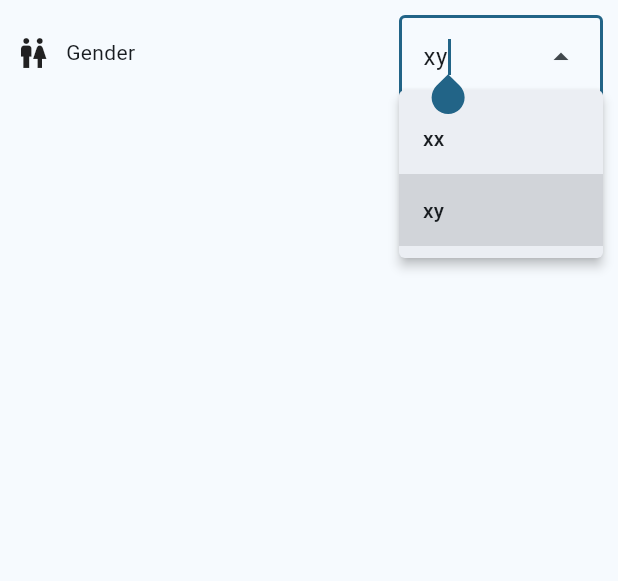
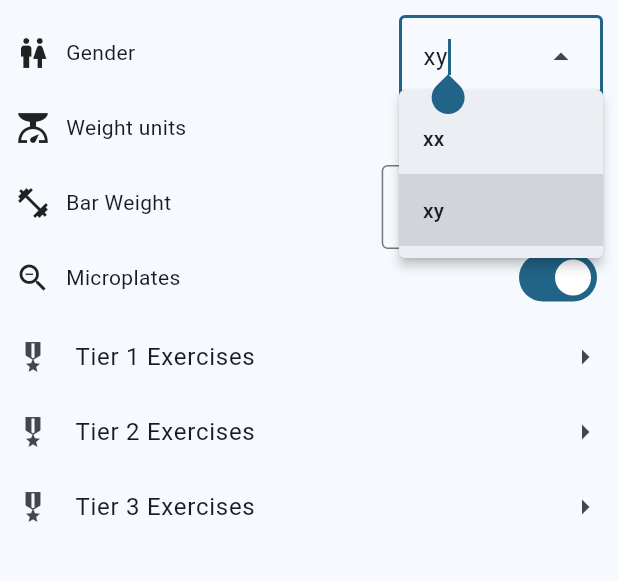
Before and after one commit to organicveggie/gzclp, a Flutter app: the SettingsView screen opened directly, after a tap on "xx", on a phone screen of 412 x 824 dp, the part 84-665 px from its top. Run offline on Flutter 3.47's test engine with Material 3 defaults, Android fonts, the phone set to English and light mode, and no system bars; our stand-ins replace bloc, built_collection, built_value, equatable, flutter_bloc, rxdart and 1 more; accounts and stored records are empty; generated files the repository leaves out were written again.

Commit message:
List tiles

```diff
--- a/gzclp_flutter/lib/settings/view/settings_page.dart
+++ b/gzclp_flutter/lib/settings/view/settings_page.dart
@@ -22,6 +22,8 @@ class SettingsPage extends StatelessWidget {
 
 class SettingsView extends StatelessWidget {
   static const labelWidth = 200;
+  static const rowHeight = 50.0;
+  static const rowMaxWidth = 400.0;
 
   const SettingsView({super.key});
 
@@ -34,35 +36,21 @@ class SettingsView extends StatelessWidget {
       ),
       body: Padding(
         padding: const EdgeInsets.all(10.0),
-            child: Column(
-              mainAxisAlignment: MainAxisAlignment.start,
-              crossAxisAlignment: CrossAxisAlignment.center,
+        child: ListView(
+          // mainAxisAlignment: MainAxisAlignment.start,
+          // crossAxisAlignment: CrossAxisAlignment.center,
           children: <Widget>[
-                Align(
-                  alignment: Alignment.center,
-                  child: SizedBox(
-                    height: 50.0,
-                    child: Container(
-                      constraints: const BoxConstraints(maxHeight: 50.0, maxWidth: 400),
-                      child: Row(
-                        children: [
-                          const Padding(
-                            padding: EdgeInsets.only(right: 10.0),
-                            child: Icon(Icons.wc),
-                          ),
-                          const Text('Gender'),
-                          Expanded(
-                            child: Align(
-                              alignment: Alignment.centerRight,
+            SettingRowInputWidget(
+              icon: const Icon(Icons.wc),
+              label: 'Gender',
               child: DropdownMenu<Gender>(
-                                initialSelection: context.select(
-                                    (SettingsCubit cubit) => cubit.state.appSettings.gender),
+                initialSelection:
+                    context.select((SettingsCubit cubit) => cubit.state.appSettings.gender),
                 requestFocusOnTap: true,
                 onSelected: (Gender? newValue) {
                   context.read<SettingsCubit>().setGender(newValue ?? Gender.xy);
                 },
-                                dropdownMenuEntries:
-                                    Gender.values.map<DropdownMenuEntry<Gender>>((g) {
+                dropdownMenuEntries: Gender.values.map<DropdownMenuEntry<Gender>>((g) {
                   return DropdownMenuEntry(
                     value: g,
                     label: g.name,
@@ -70,107 +58,196 @@ class SettingsView extends StatelessWidget {
                 }).toList(),
               ),
             ),
+            SettingRowInputWidget(
+              icon: const Icon(Icons.scale),
+              label: 'Weight units',
+              child: DropdownMenu<WeightUnit>(
+                initialSelection:
+                    context.select((SettingsCubit cubit) => cubit.state.appSettings.units),
+                requestFocusOnTap: true,
+                onSelected: (WeightUnit? newValue) {
+                  context.read<SettingsCubit>().setUnits(newValue ?? WeightUnit.lb);
+                },
+                dropdownMenuEntries: WeightUnit.values.map<DropdownMenuEntry<WeightUnit>>((w) {
+                  return DropdownMenuEntry(
+                    value: w,
+                    label: w.name,
+                  );
+                }).toList(),
+              ),
+            ),
+            SettingRowInputWidget(
+              icon: const Icon(Icons.fitness_center),
+              label: 'Bar Weight',
+              child: DropdownMenu<BarWeight>(
+                initialSelection:
+                    context.select((SettingsCubit cubit) => cubit.state.appSettings.barWeight),
+                requestFocusOnTap: true,
+                onSelected: (BarWeight? newValue) {
+                  context.read<SettingsCubit>().setBarWeight(newValue ?? BarWeight.kg20);
+                },
+                dropdownMenuEntries: BarWeight.values.map<DropdownMenuEntry<BarWeight>>((b) {
+                  return DropdownMenuEntry(
+                    value: b,
+                    label: b.name,
+                  );
+                }).toList(),
+              ),
+            ),
+            SettingRowInputWidget(
+              icon: const Icon(Icons.zoom_out),
+              label: 'Microplates',
+              child: Switch(
+                value: context.select((SettingsCubit cubit) => cubit.state.appSettings.microplates),
+                onChanged: (newValue) {
+                  context.read<SettingsCubit>().setMicroplates(newValue);
+                },
+              ),
+            ),
+            SettingRowListTile(
+              leadingIcon: const Icon(Icons.military_tech),
+              trailingIcon: const Icon(Icons.arrow_right),
+              title: 'Tier 1 Exercises',
+              rowHeight: rowHeight,
+              rowWidth: rowMaxWidth,
+              onTap: () => log('ListTile for Tier 1 Exercises'),
+            ),
+            SettingRowListTile(
+              leadingIcon: const Icon(Icons.military_tech),
+              trailingIcon: const Icon(Icons.arrow_right),
+              title: 'Tier 2 Exercises',
+              rowHeight: rowHeight,
+              rowWidth: rowMaxWidth,
+              onTap: () => log('ListTile for Tier 2 Exercises'),
+            ),
+            SettingRowListTile(
+              leadingIcon: const Icon(Icons.military_tech),
+              trailingIcon: const Icon(Icons.arrow_right),
+              title: 'Tier 3 Exercises',
+              rowHeight: rowHeight,
+              rowWidth: rowMaxWidth,
+              onTap: () => log('ListTile for Tier 3 Exercises'),
+            ),
+          ],
+        ),
+      ),
+    );
+  }
+}
+
+abstract class SettingRowWidget extends StatelessWidget {
+  static const defaultRowHeight = 50.0;
+  static const defaultMaxRowWidth = 400.0;
+
+  const SettingRowWidget({
+    this.rowHeight = defaultRowHeight,
+    this.maxRowWidth = defaultMaxRowWidth,
+    super.key,
+  });
+
+  final double rowHeight;
+  final double maxRowWidth;
+
+  Widget buildChild(BuildContext context);
+
+  @override
+  Widget build(BuildContext context) {
+    return Align(
+      alignment: Alignment.center,
+      child: SizedBox(
+        height: rowHeight,
+        child: Container(
+          constraints: BoxConstraints(maxHeight: rowHeight, maxWidth: maxRowWidth),
+          child: buildChild(context),
+        ),
+      ),
+    );
+  }
+}
+
+class SettingRowInputWidget extends StatelessWidget {
+  static const rowHeight = 50.0;
+  static const rowMaxWidth = 400.0;
+
+  const SettingRowInputWidget({
+    required this.icon,
+    required this.label,
+    required this.child,
+    super.key,
+  });
+
+  final Icon icon;
+  final String label;
+  final Widget child;
+
+  @override
+  Widget build(BuildContext context) {
+    return Align(
+      alignment: Alignment.center,
+      child: SizedBox(
+        height: rowHeight,
+        child: Container(
+          constraints: const BoxConstraints(maxHeight: rowHeight, maxWidth: rowMaxWidth),
+          child: Row(
+            children: [
+              Padding(
+                padding: const EdgeInsets.only(right: 10.0),
+                child: icon,
+              ),
+              Text(label),
+              Expanded(
+                child: Align(
+                  alignment: Alignment.centerRight,
+                  child: child,
+                ),
               ),
             ],
           ),
         ),
       ),
-                )
-              ],
-            )));
-  }
-}
-
-class BarWeightDropdownWidget extends DropdownSettingWidget<BarWeight> {
-  BarWeightDropdownWidget({super.key})
-      : super(
-            label: 'BarWeight',
-            getSettingFn: (settings) => settings.barWeight,
-            setSettingFn: (cubit, newValue) => cubit.setBarWeight(newValue ?? BarWeight.kg20),
-            values: BuiltMap.from(<BarWeight, String>{
-              BarWeight.kg15: '15 kg / 30 lbs',
-              BarWeight.kg20: '20 kg / 45 lbs'
-            }));
-}
-
-class GenderDropdownWidget extends DropdownSettingWidget<Gender> {
-  GenderDropdownWidget({super.key})
-      : super(
-            label: 'Gender',
-            getSettingFn: (settings) => settings.gender,
-            setSettingFn: (cubit, newValue) => cubit.setGender(newValue ?? Gender.xy),
-            values: BuiltMap.from(<Gender, String>{for (var v in Gender.values) v: v.name}));
-}
-
-class WeightUnitDropdownWidget extends DropdownSettingWidget<WeightUnit> {
-  WeightUnitDropdownWidget({super.key})
-      : super(
-            label: 'Weight units',
-            getSettingFn: (settings) => settings.units,
-            setSettingFn: (cubit, newValue) => cubit.setUnits(newValue ?? WeightUnit.kg),
-            values:
-                BuiltMap.from(<WeightUnit, String>{for (var v in WeightUnit.values) v: v.name}));
-}
-
-class DropdownSettingWidget<T> extends StatelessWidget {
-  const DropdownSettingWidget(
-      {required this.label,
-      required this.getSettingFn,
-      required this.setSettingFn,
-      required this.values,
-      super.key});
-
-  final String label;
-  final T Function(AppSettings settings) getSettingFn;
-  final void Function(SettingsCubit cubit, T? newValue) setSettingFn;
-  final BuiltMap<T, String> values;
-
-  @override
-  Widget build(BuildContext context) {
-    return Row(
-      crossAxisAlignment: CrossAxisAlignment.center,
-      children: [
-        Padding(
-            padding: const EdgeInsets.fromLTRB(5, 5, 10, 5),
-            child: SizedBox(width: _settingLabelWidth, child: Text(label))),
-        DropdownMenu<T>(
-          initialSelection:
-              context.select((SettingsCubit cubit) => getSettingFn(cubit.state.appSettings)),
-          requestFocusOnTap: true,
-          onSelected: (T? newValue) {
-            setSettingFn(context.read<SettingsCubit>(), newValue);
-          },
-          dropdownMenuEntries: values.entries.map<DropdownMenuEntry<T>>((entry) {
-            return DropdownMenuEntry(
-              value: entry.key,
-              label: entry.value,
-            );
-          }).toList(),
-        ),
-      ],
     );
   }
 }
 
-class MicroplatesSettingWidget extends StatelessWidget {
-  const MicroplatesSettingWidget({super.key});
+class SettingRowListTile extends StatelessWidget {
+  const SettingRowListTile({
+    this.leadingIcon,
+    this.trailingIcon,
+    required this.title,
+    required this.rowHeight,
+    required this.rowWidth,
+    required this.onTap,
+    super.key,
+  });
+
+  final Icon? leadingIcon;
+  final Icon? trailingIcon;
+  final String title;
+
+  final Function() onTap;
+
+  final double rowHeight;
+  final double rowWidth;
 
   @override
   Widget build(BuildContext context) {
-    return Row(
-      crossAxisAlignment: CrossAxisAlignment.center,
-      children: [
-        const Padding(
-          padding: EdgeInsets.fromLTRB(5, 5, 10, 5),
-          child: SizedBox(width: _settingLabelWidth, child: Text('Microplates')),
+    return Align(
+      alignment: Alignment.center,
+      child: SizedBox(
+        height: rowHeight,
+        child: Container(
+          constraints: BoxConstraints(maxHeight: rowHeight, maxWidth: rowWidth),
+          child: Material(
+            child: ListTile(
+              contentPadding: const EdgeInsets.all(0.0),
+              leading: leadingIcon,
+              title: Text(title),
+              trailing: trailingIcon,
+              onTap: onTap,
             ),
-        Switch(
-          value: context.select((SettingsCubit cubit) => cubit.state.appSettings.microplates),
-          onChanged: (newValue) {
-            context.read<SettingsCubit>().setMicroplates(newValue);
-          },
           ),
-      ],
+        ),
+      ),
     );
   }
 }
--- a/gzclp_flutter/lib/theme/theme.dart
+++ b/gzclp_flutter/lib/theme/theme.dart
@@ -7,6 +7,7 @@ class GzlcpTheme {
       colorScheme: ColorScheme.fromSeed(
         seedColor: const Color(0xFF13B9FF),
       ),
+      useMaterial3: true,
       snackBarTheme: const SnackBarThemeData(
         behavior: SnackBarBehavior.floating,
       ),
@@ -22,6 +23,7 @@ class GzlcpTheme {
         brightness: Brightness.dark,
         seedColor: const Color(0xFF13B9FF),
       ),
+      useMaterial3: true,
       snackBarTheme: const SnackBarThemeData(
         behavior: SnackBarBehavior.floating,
       ),
```
Lines whose indentation alone changed are shown as unchanged.
